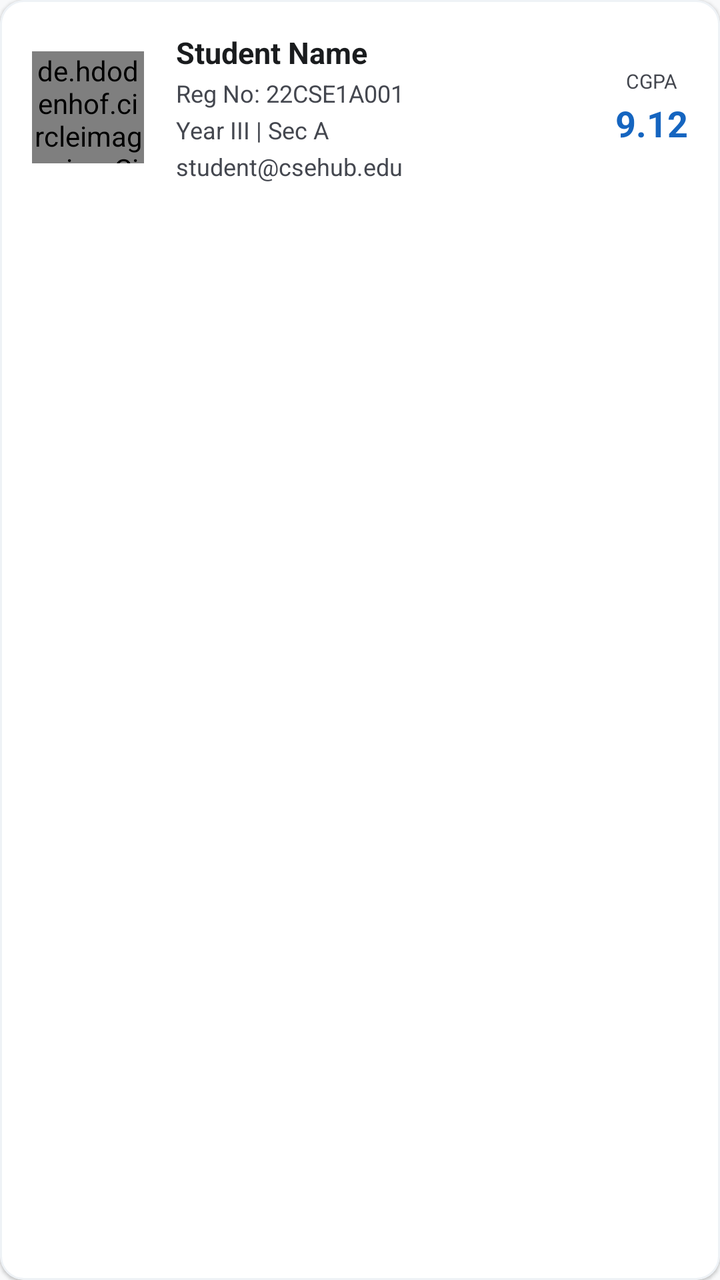
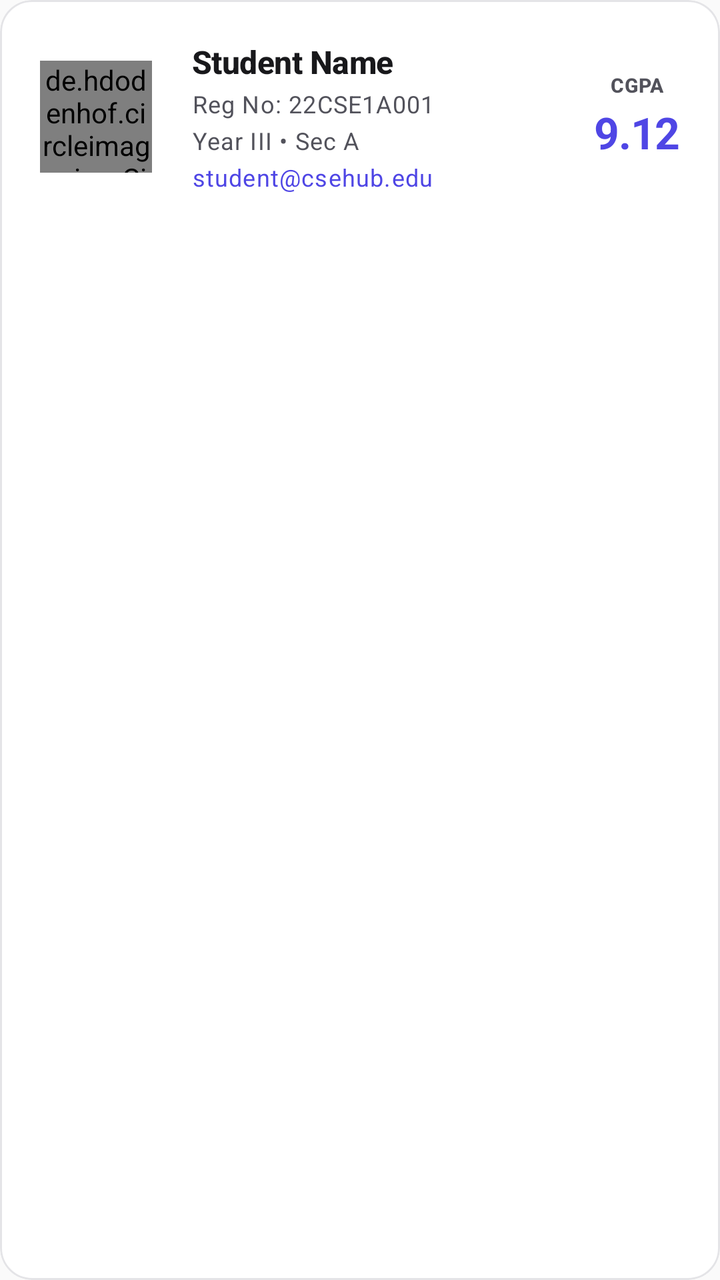

Two renders of the same Android screen: before a commit and after it. Below are the layout's source before the change and the commit's diff.
<!-- AndroidManifest.xml: application theme Theme.CSEHub -->
<!-- res/layout/item_student_search.xml -->
<?xml version="1.0" encoding="utf-8"?>
<com.google.android.material.card.MaterialCardView xmlns:android="http://schemas.android.com/apk/res/android"
    xmlns:app="http://schemas.android.com/apk/res-auto"
    android:layout_width="match_parent"
    android:layout_height="wrap_content"
    android:layout_marginBottom="12dp"
    app:cardCornerRadius="12dp"
    app:cardElevation="1dp"
    app:strokeWidth="1dp"
    app:strokeColor="?attr/colorSurfaceVariant">

    <LinearLayout
        android:layout_width="match_parent"
        android:layout_height="wrap_content"
        android:orientation="horizontal"
        android:padding="16dp"
        android:gravity="center_vertical">

        
        <de.hdodenhof.circleimageview.CircleImageView
            android:id="@+id/photoImageView"
            android:layout_width="56dp"
            android:layout_height="56dp"
            android:src="@drawable/ic_profile"
            app:civ_border_width="1dp"
            app:civ_border_color="?attr/colorPrimary"/>

        <LinearLayout
            android:layout_width="0dp"
            android:layout_height="wrap_content"
            android:layout_weight="1"
            android:orientation="vertical"
            android:layout_marginStart="16dp">

            <TextView
                android:id="@+id/nameText"
                android:layout_width="wrap_content"
                android:layout_height="wrap_content"
                android:text="Student Name"
                android:textSize="15sp"
                android:textStyle="bold"
                android:textColor="?attr/colorOnSurface"/>

            <TextView
                android:id="@+id/regNoText"
                android:layout_width="wrap_content"
                android:layout_height="wrap_content"
                android:text="Reg No: 22CSE1A001"
                android:textSize="12sp"
                android:textColor="?attr/colorOnSurfaceVariant"
                android:layout_marginTop="2dp"/>

            <TextView
                android:id="@+id/classText"
                android:layout_width="wrap_content"
                android:layout_height="wrap_content"
                android:text="Year III | Sec A"
                android:textSize="12sp"
                android:textColor="?attr/colorOnSurfaceVariant"
                android:layout_marginTop="2dp"/>

            <TextView
                android:id="@+id/emailText"
                android:layout_width="wrap_content"
                android:layout_height="wrap_content"
                android:text="student@csehub.edu"
                android:textSize="12sp"
                android:textColor="?attr/colorOnSurfaceVariant"
                android:layout_marginTop="2dp"/>
        </LinearLayout>

        
        <LinearLayout
            android:layout_width="wrap_content"
            android:layout_height="wrap_content"
            android:orientation="vertical"
            android:gravity="center">
            <TextView
                android:layout_width="wrap_content"
                android:layout_height="wrap_content"
                android:text="CGPA"
                android:textSize="10sp"
                android:textColor="?attr/colorOnSurfaceVariant"/>
            <TextView
                android:id="@+id/cgpaText"
                android:layout_width="wrap_content"
                android:layout_height="wrap_content"
                android:text="9.12"
                android:textSize="18sp"
                android:textStyle="bold"
                android:textColor="?attr/colorPrimary"
                android:layout_marginTop="2dp"/>
        </LinearLayout>

    </LinearLayout>
</com.google.android.material.card.MaterialCardView>
<!-- resources referenced by this layout -->
<resources>
  <style name="Theme.CSEHub" parent="Theme.Material3.DayNight.NoActionBar">
  
          
          <item name="colorPrimary">@color/primary</item>
          <item name="colorOnPrimary">@color/on_primary</item>
          <item name="colorPrimaryContainer">@color/primary_container</item>
          <item name="colorOnPrimaryContainer">@color/on_primary_container</item>
  
          
          <item name="colorSecondary">@color/secondary</item>
          <item name="colorOnSecondary">@color/on_secondary</item>
          <item name="colorSecondaryContainer">@color/secondary_container</item>
          <item name="colorOnSecondaryContainer">@color/on_secondary_container</item>
  
          
          <item name="colorTertiary">@color/tertiary</item>
          <item name="colorTertiaryContainer">@color/tertiary_container</item>
          <item name="colorOnTertiary">@color/on_tertiary</item>
          <item name="colorOnTertiaryContainer">@color/on_tertiary_container</item>
  
          
          <item name="colorError">@color/error</item>
          <item name="colorErrorContainer">@color/error_container</item>
          <item name="colorOnError">@color/on_error</item>
  
          
          <item name="android:windowBackground">@color/background</item>
          <item name="android:colorBackground">@color/background</item>
          <item name="colorOnBackground">@color/on_background</item>
          <item name="colorSurface">@color/surface</item>
          <item name="colorSurfaceVariant">@color/surface_variant</item>
          <item name="colorOnSurface">@color/on_surface</item>
          <item name="colorOnSurfaceVariant">@color/on_surface_variant</item>
          <item name="colorOutline">@color/outline</item>
          <item name="colorOutlineVariant">@color/outline_variant</item>
  
          
          <item name="android:statusBarColor" tools:targetApi="21">?attr/colorPrimary</item>
          <item name="android:windowLightStatusBar" tools:targetApi="23">false</item>
  
          
          <item name="elevationOverlayEnabled">false</item>
  
          
          <item name="shapeAppearanceSmallComponent">@style/ShapeAppearance.CSEHub.Small</item>
          <item name="shapeAppearanceMediumComponent">@style/ShapeAppearance.CSEHub.Medium</item>
          <item name="shapeAppearanceLargeComponent">@style/ShapeAppearance.CSEHub.Large</item>
      </style>
  <color name="primary">#1565C0</color>
  <color name="primary_container">#BBDEFB</color>
  <color name="on_primary_container">#0A1929</color>
  <color name="secondary">#00796B</color>
  <color name="secondary_container">#B2DFDB</color>
  <color name="on_secondary_container">#002319</color>
  <color name="tertiary">#E65100</color>
  <color name="tertiary_container">#FFE0B2</color>
  <color name="on_tertiary">#FFFFFF</color>
  <color name="on_tertiary_container">#3E1300</color>
  <color name="error">#B00020</color>
  <color name="error_container">#FDECEA</color>
  <color name="background">#F8F9FA</color>
  <color name="on_background">#1A1C1E</color>
  <color name="surface_variant">#EEF2F6</color>
  <color name="on_surface">#1A1C1E</color>
  <color name="on_surface_variant">#44474F</color>
  <color name="outline">#74777F</color>
  <color name="outline_variant">#C4C6D0</color>
  <!-- unchanged entries left out for length: 8 -->
</resources>

<!-- the commit's change to res/layout/item_student_search.xml (unified diff, before → after) -->
@@ -1,19 +1,17 @@
 <?xml version="1.0" encoding="utf-8"?>
-<com.google.android.material.card.MaterialCardView xmlns:android="http://schemas.android.com/apk/res/android"
+<com.google.android.material.card.MaterialCardView
+    xmlns:android="http://schemas.android.com/apk/res/android"
     xmlns:app="http://schemas.android.com/apk/res-auto"
     android:layout_width="match_parent"
     android:layout_height="wrap_content"
     android:layout_marginBottom="12dp"
-    app:cardCornerRadius="12dp"
-    app:cardElevation="1dp"
-    app:strokeWidth="1dp"
-    app:strokeColor="?attr/colorSurfaceVariant">
+    style="@style/Widget.CSEHub.CardView">
 
     <LinearLayout
         android:layout_width="match_parent"
         android:layout_height="wrap_content"
         android:orientation="horizontal"
-        android:padding="16dp"
+        android:padding="20dp"
         android:gravity="center_vertical">
 
         
@@ -23,40 +21,36 @@
             android:layout_height="56dp"
             android:src="@drawable/ic_profile"
             app:civ_border_width="1dp"
-            app:civ_border_color="?attr/colorPrimary"/>
+            app:civ_border_color="?attr/colorOutlineVariant"/>
 
         <LinearLayout
             android:layout_width="0dp"
             android:layout_height="wrap_content"
             android:layout_weight="1"
             android:orientation="vertical"
-            android:layout_marginStart="16dp">
+            android:layout_marginStart="20dp">
 
             <TextView
                 android:id="@+id/nameText"
                 android:layout_width="wrap_content"
                 android:layout_height="wrap_content"
                 android:text="Student Name"
-                android:textSize="15sp"
-                android:textStyle="bold"
-                android:textColor="?attr/colorOnSurface"/>
+                android:textAppearance="@style/TextAppearance.CSEHub.TitleMedium"/>
 
             <TextView
                 android:id="@+id/regNoText"
                 android:layout_width="wrap_content"
                 android:layout_height="wrap_content"
                 android:text="Reg No: 22CSE1A001"
-                android:textSize="12sp"
-                android:textColor="?attr/colorOnSurfaceVariant"
+                android:textAppearance="@style/TextAppearance.CSEHub.BodySmall"
                 android:layout_marginTop="2dp"/>
 
             <TextView
                 android:id="@+id/classText"
                 android:layout_width="wrap_content"
                 android:layout_height="wrap_content"
-                android:text="Year III | Sec A"
-                android:textSize="12sp"
-                android:textColor="?attr/colorOnSurfaceVariant"
+                android:text="Year III • Sec A"
+                android:textAppearance="@style/TextAppearance.CSEHub.BodySmall"
                 android:layout_marginTop="2dp"/>
 
             <TextView
@@ -64,8 +58,8 @@
                 android:layout_width="wrap_content"
                 android:layout_height="wrap_content"
                 android:text="student@csehub.edu"
-                android:textSize="12sp"
-                android:textColor="?attr/colorOnSurfaceVariant"
+                android:textAppearance="@style/TextAppearance.CSEHub.BodySmall"
+                android:textColor="?attr/colorPrimary"
                 android:layout_marginTop="2dp"/>
         </LinearLayout>
 
@@ -74,20 +68,22 @@
             android:layout_width="wrap_content"
             android:layout_height="wrap_content"
             android:orientation="vertical"
-            android:gravity="center">
+            android:gravity="center"
+            android:layout_marginStart="8dp">
+            
             <TextView
                 android:layout_width="wrap_content"
                 android:layout_height="wrap_content"
                 android:text="CGPA"
-                android:textSize="10sp"
-                android:textColor="?attr/colorOnSurfaceVariant"/>
+                android:textAppearance="@style/TextAppearance.CSEHub.LabelLarge"
+                android:textSize="10sp"/>
+                
             <TextView
                 android:id="@+id/cgpaText"
                 android:layout_width="wrap_content"
                 android:layout_height="wrap_content"
                 android:text="9.12"
-                android:textSize="18sp"
-                android:textStyle="bold"
+                android:textAppearance="@style/TextAppearance.CSEHub.TitleLarge"
                 android:textColor="?attr/colorPrimary"
                 android:layout_marginTop="2dp"/>
         </LinearLayout>
<!-- resource entries referenced after the edit -->
@@ -1,5 +1,34 @@
 <!-- resources referenced by this layout -->
 <resources>
+  <style name="TextAppearance.CSEHub.BodySmall" parent="TextAppearance.Material3.BodySmall">
+          <item name="android:textColor">?attr/colorOnSurfaceVariant</item>
+          <item name="android:fontFamily">@font/inter</item>
+      </style>
+  <style name="TextAppearance.CSEHub.LabelLarge" parent="TextAppearance.Material3.LabelLarge">
+          <item name="android:textColor">?attr/colorOnSurfaceVariant</item>
+          <item name="android:textStyle">bold</item>
+          <item name="android:fontFamily">@font/inter</item>
+          <item name="android:letterSpacing">0.02</item>
+      </style>
+  <style name="TextAppearance.CSEHub.TitleLarge" parent="TextAppearance.Material3.TitleLarge">
+          <item name="android:textColor">?attr/colorOnSurface</item>
+          <item name="android:textStyle">bold</item>
+          <item name="android:fontFamily">@font/inter</item>
+          <item name="android:letterSpacing">-0.02</item>
+      </style>
+  <style name="TextAppearance.CSEHub.TitleMedium" parent="TextAppearance.Material3.TitleMedium">
+          <item name="android:textColor">?attr/colorOnSurface</item>
+          <item name="android:textStyle">bold</item>
+          <item name="android:fontFamily">@font/inter</item>
+          <item name="android:letterSpacing">-0.01</item>
+      </style>
+  <style name="Widget.CSEHub.CardView" parent="Widget.Material3.CardView.Elevated">
+          <item name="cardElevation">0dp</item>
+          <item name="strokeWidth">1dp</item>
+          <item name="strokeColor">@color/outline_variant</item>
+          <item name="cardBackgroundColor">@color/surface</item>
+          <item name="shapeAppearance">@style/ShapeAppearance.CSEHub.Large</item>
+      </style>
   <style name="Theme.CSEHub" parent="Theme.Material3.DayNight.NoActionBar">
   
           
@@ -8,22 +37,21 @@
           <item name="colorPrimaryContainer">@color/primary_container</item>
           <item name="colorOnPrimaryContainer">@color/on_primary_container</item>
   
-          
           <item name="colorSecondary">@color/secondary</item>
           <item name="colorOnSecondary">@color/on_secondary</item>
           <item name="colorSecondaryContainer">@color/secondary_container</item>
           <item name="colorOnSecondaryContainer">@color/on_secondary_container</item>
   
-          
-          <item name="colorTertiary">@color/tertiary</item>
-          <item name="colorTertiaryContainer">@color/tertiary_container</item>
-          <item name="colorOnTertiary">@color/on_tertiary</item>
-          <item name="colorOnTertiaryContainer">@color/on_tertiary_container</item>
+          <item name="colorTertiary">@color/accent</item>
+          <item name="colorTertiaryContainer">@color/warning_container</item>
+          <item name="colorOnTertiary">@color/on_accent</item>
+          <item name="colorOnTertiaryContainer">@color/on_warning_container</item>
   
           
           <item name="colorError">@color/error</item>
           <item name="colorErrorContainer">@color/error_container</item>
           <item name="colorOnError">@color/on_error</item>
+          <item name="colorOnErrorContainer">@color/on_error_container</item>
   
           
           <item name="android:windowBackground">@color/background</item>
@@ -37,36 +65,64 @@
           <item name="colorOutlineVariant">@color/outline_variant</item>
   
           
-          <item name="android:statusBarColor" tools:targetApi="21">?attr/colorPrimary</item>
-          <item name="android:windowLightStatusBar" tools:targetApi="23">false</item>
+          <item name="android:statusBarColor" tools:targetApi="21">@color/background</item>
+          <item name="android:windowLightStatusBar" tools:targetApi="23">true</item>
+          
+          <item name="android:navigationBarColor" tools:targetApi="21">@color/background</item>
+          <item name="android:windowLightNavigationBar" tools:targetApi="27">true</item>
   
           
           <item name="elevationOverlayEnabled">false</item>
+          <item name="materialCardViewStyle">@style/Widget.CSEHub.CardView</item>
   
           
           <item name="shapeAppearanceSmallComponent">@style/ShapeAppearance.CSEHub.Small</item>
           <item name="shapeAppearanceMediumComponent">@style/ShapeAppearance.CSEHub.Medium</item>
           <item name="shapeAppearanceLargeComponent">@style/ShapeAppearance.CSEHub.Large</item>
+          
+          
+          <item name="textAppearanceTitleLarge">@style/TextAppearance.CSEHub.TitleLarge</item>
+          <item name="textAppearanceTitleMedium">@style/TextAppearance.CSEHub.TitleMedium</item>
+          <item name="textAppearanceTitleSmall">@style/TextAppearance.CSEHub.TitleSmall</item>
+          <item name="textAppearanceBodyLarge">@style/TextAppearance.CSEHub.BodyLarge</item>
+          <item name="textAppearanceBodyMedium">@style/TextAppearance.CSEHub.BodyMedium</item>
+          <item name="textAppearanceBodySmall">@style/TextAppearance.CSEHub.BodySmall</item>
+          <item name="textAppearanceLabelLarge">@style/TextAppearance.CSEHub.LabelLarge</item>
+  
       </style>
-  <color name="primary">#1565C0</color>
-  <color name="primary_container">#BBDEFB</color>
-  <color name="on_primary_container">#0A1929</color>
-  <color name="secondary">#00796B</color>
-  <color name="secondary_container">#B2DFDB</color>
-  <color name="on_secondary_container">#002319</color>
-  <color name="tertiary">#E65100</color>
-  <color name="tertiary_container">#FFE0B2</color>
-  <color name="on_tertiary">#FFFFFF</color>
-  <color name="on_tertiary_container">#3E1300</color>
-  <color name="error">#B00020</color>
-  <color name="error_container">#FDECEA</color>
-  <color name="background">#F8F9FA</color>
-  <color name="on_background">#1A1C1E</color>
-  <color name="surface_variant">#EEF2F6</color>
-  <color name="on_surface">#1A1C1E</color>
-  <color name="on_surface_variant">#44474F</color>
-  <color name="outline">#74777F</color>
-  <color name="outline_variant">#C4C6D0</color>
+  <color name="primary">#4F46E5</color>
+  <color name="primary_container">#E0E7FF</color>
+  <color name="on_primary_container">#312E81</color>
+  <color name="secondary">#0D9488</color>
+  <color name="secondary_container">#CCFBF1</color>
+  <color name="on_secondary_container">#115E59</color>
+  <color name="accent">#F59E0B</color>
+  <color name="warning_container">#FEF3C7</color>
+  <color name="on_accent">#FFFFFF</color>
+  <color name="on_warning_container">#78350F</color>
+  <color name="error">#DC2626</color>
+  <color name="error_container">#FEE2E2</color>
+  <color name="on_error_container">#7F1D1D</color>
+  <color name="background">#FAFAFA</color>
+  <color name="on_background">#09090B</color>
+  <color name="surface_variant">#F4F4F5</color>
+  <color name="on_surface">#18181B</color>
+  <color name="on_surface_variant">#52525B</color>
+  <color name="outline">#D4D4D8</color>
+  <style name="TextAppearance.CSEHub.TitleSmall" parent="TextAppearance.Material3.TitleSmall">
+          <item name="android:textColor">?attr/colorOnSurface</item>
+          <item name="android:textStyle">bold</item>
+          <item name="android:fontFamily">@font/inter</item>
+      </style>
+  <style name="TextAppearance.CSEHub.BodyLarge" parent="TextAppearance.Material3.BodyLarge">
+          <item name="android:textColor">?attr/colorOnSurfaceVariant</item>
+          <item name="android:fontFamily">@font/inter</item>
+      </style>
+  <style name="TextAppearance.CSEHub.BodyMedium" parent="TextAppearance.Material3.BodyMedium">
+          <item name="android:textColor">?attr/colorOnSurfaceVariant</item>
+          <item name="android:fontFamily">@font/inter</item>
+      </style>
+  <color name="outline_variant">#E4E4E7</color>
   <!-- unchanged entries left out for length: 8 -->
 </resources>
 
